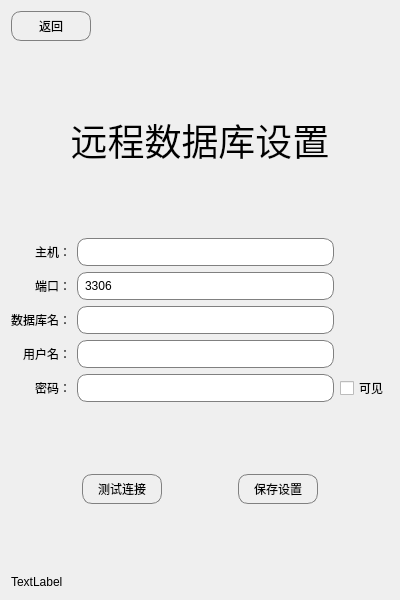
This is uidatabaseset.ui in Liu-cp/password-recorder as Qt 5 draws it before an edit. The edited form follows.
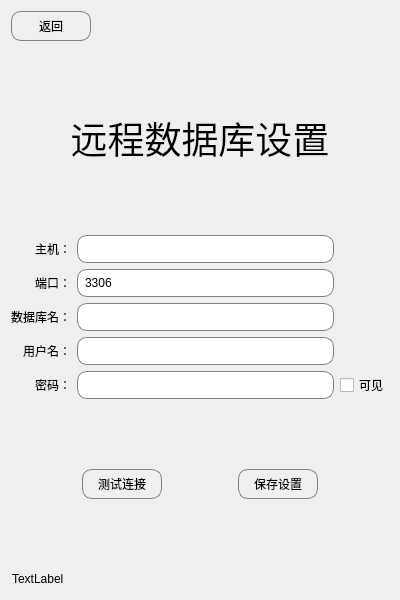
This is the edited form.

What changed in the file:
```diff
--- a/uidatabaseset.ui
+++ b/uidatabaseset.ui
@@ -340,11 +340,47 @@
     </spacer>
    </item>
    <item>
+    <layout class="QHBoxLayout" name="horizontalLayout_3">
+     <item>
+      <spacer name="horizontalSpacer_6">
+       <property name="orientation">
+        <enum>Qt::Horizontal</enum>
+       </property>
+       <property name="sizeType">
+        <enum>QSizePolicy::Fixed</enum>
+       </property>
+       <property name="sizeHint" stdset="0">
+        <size>
+         <width>1</width>
+         <height>20</height>
+        </size>
+       </property>
+      </spacer>
+     </item>
+     <item>
     <widget class="QLabel" name="label_showInfo">
      <property name="text">
       <string>TextLabel</string>
      </property>
     </widget>
+     </item>
+     <item>
+      <spacer name="horizontalSpacer_5">
+       <property name="orientation">
+        <enum>Qt::Horizontal</enum>
+       </property>
+       <property name="sizeType">
+        <enum>QSizePolicy::Fixed</enum>
+       </property>
+       <property name="sizeHint" stdset="0">
+        <size>
+         <width>1</width>
+         <height>20</height>
+        </size>
+       </property>
+      </spacer>
+     </item>
+    </layout>
    </item>
   </layout>
  </widget>
```
Lines whose indentation alone changed are shown as unchanged.
